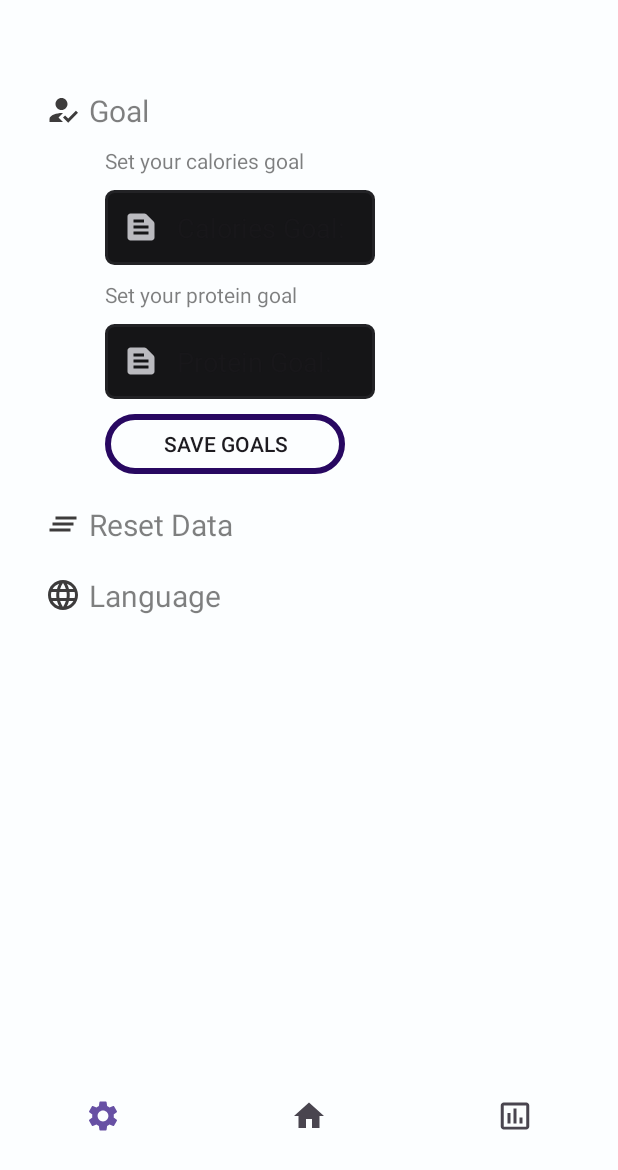
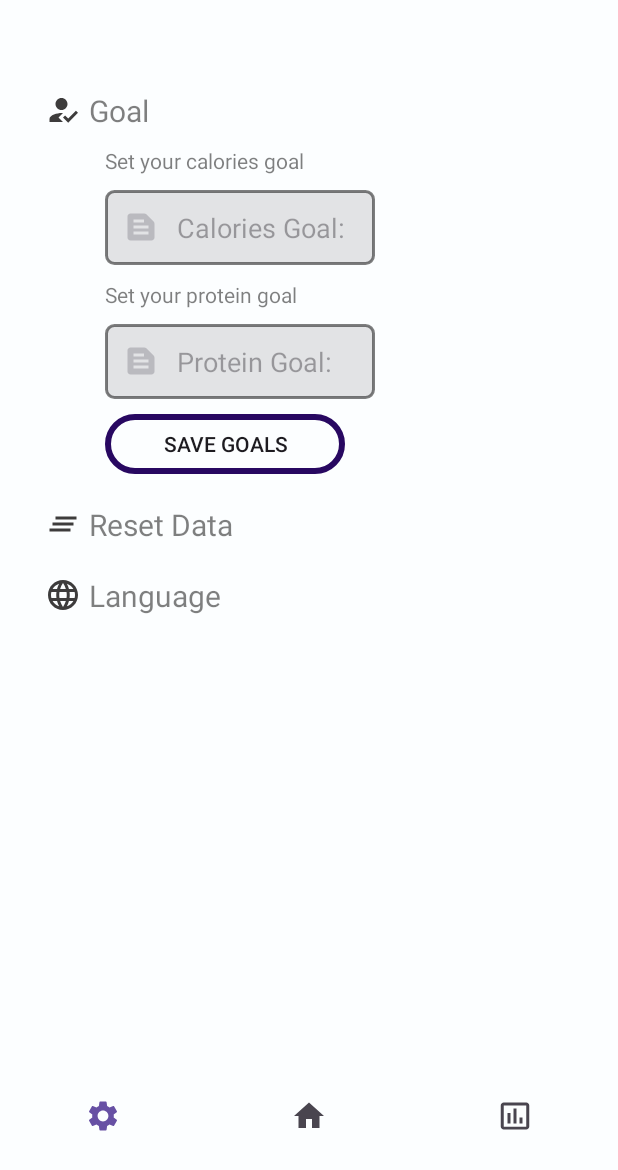
Before and after one commit to OririIre/CaloryCounter, an Android app: the screen it shows after launch (MainActivity), after a tap on "Goal", on a phone screen of 412 x 824 dp. Shown: the top 1170 px of the screen. Run offline under Robolectric (Android 15) with nearby library versions, the phone set to English and light mode, and no system bars.

Commit message:
themes updates 05

```diff
--- /dev/null
+++ b/app/src/main/res/drawable/custom_edit_text_light.xml
@@ -0,0 +1,22 @@
+<?xml version="1.0" encoding="utf-8"?>
+<selector xmlns:android="http://schemas.android.com/apk/res/android">
+
+    <!--the outline box turns to green when the edit text is in focus-->
+    <item android:state_enabled="true" android:state_focused="true">
+        <shape android:shape="rectangle">
+            <corners android:radius="5dp" />
+            <solid android:color="@color/white_low_transparency" />
+            <stroke android:width="2dp" android:color="@color/primaryColor" />
+        </shape>
+    </item>
+
+    <!--the outline box turns to grey when the edit text is out of focus-->
+    <item android:state_enabled="true">
+        <shape android:shape="rectangle">
+            <corners android:radius="5dp" />
+            <solid android:color="@color/white_low_transparency" />
+            <stroke android:width="2dp" android:color="@color/transparentBlack" />
+        </shape>
+    </item>
+
+</selector>
--- /dev/null
+++ b/app/src/main/res/drawable/custom_textview_border_light.xml
@@ -0,0 +1,6 @@
+<?xml version="1.0" encoding="utf-8"?>
+<shape xmlns:android="http://schemas.android.com/apk/res/android">
+        <corners android:radius="5dp" />
+        <solid android:color="@color/white_low_transparency" />
+        <stroke android:width="2dp" android:color="@color/primaryColor" />
+</shape>
--- a/app/src/main/res/layout/fragment_chart.xml
+++ b/app/src/main/res/layout/fragment_chart.xml
@@ -25,7 +25,7 @@
             android:orientation="vertical"
             android:layout_width="match_parent"
             android:layout_height="wrap_content"
-            android:background="@color/almostDarkestGrey">
+            android:background="?attr/header">
 
             <TextView
                 android:layout_width="wrap_content"
@@ -35,7 +35,7 @@
                 android:textSize="20sp"
                 android:padding="10dp"
                 android:drawablePadding="10dp"
-                android:background="@color/almostDarkestGrey"
+                android:background="@color/transparent"
                 app:drawableStartCompat="@drawable/baseline_history_24"/>
 
         </FrameLayout>
--- a/app/src/main/res/layout/fragment_settings.xml
+++ b/app/src/main/res/layout/fragment_settings.xml
@@ -52,7 +52,7 @@
                 android:layout_marginTop="10dp"
                 android:autofillHints=""
                 android:drawableStart="@drawable/baseline_text_snippet_24"
-                android:background="@drawable/custom_edit_text"
+                android:background="?attr/custom_edit_text"
                 android:drawablePadding="12dp"
                 android:imeOptions="actionSend"
                 android:paddingStart="12dp"
@@ -75,7 +75,7 @@
                 android:layout_marginTop="10dp"
                 android:autofillHints=""
                 android:drawableStart="@drawable/baseline_text_snippet_24"
-                android:background="@drawable/custom_edit_text"
+                android:background="?attr/custom_edit_text"
                 android:drawablePadding="12dp"
                 android:imeOptions="actionSend"
                 android:paddingStart="12dp"
@@ -216,7 +216,6 @@
                 android:layout_width="180dp"
                 android:layout_height="wrap_content"
                 android:layout_marginStart="50dp"
-                android:textColor="@color/white"
                 android:spinnerMode="dropdown" />
 
             <TextView
@@ -229,7 +228,6 @@
                 android:id="@+id/appLanguageDropdown"
                 android:layout_width="180dp"
                 android:layout_height="wrap_content"
-                android:textColor="@color/white"
                 android:layout_marginStart="50dp"
                 android:spinnerMode="dropdown" />
 
--- a/app/src/main/res/layout/history_layout.xml
+++ b/app/src/main/res/layout/history_layout.xml
@@ -12,7 +12,7 @@
         android:orientation="vertical"
         android:layout_width="match_parent"
         android:layout_height="wrap_content"
-        android:background="@color/almostDarkestGrey">
+        android:background="?attr/header">
 
         <TextView
             android:id="@+id/headline"
@@ -24,7 +24,7 @@
             android:textColor="@color/white"
             android:padding="15dp"
             android:drawablePadding="10dp"
-            android:background="@color/almostDarkestGrey"
+            android:background="@color/transparent"
             app:drawableStartCompat="@drawable/baseline_history_24"/>
 
     </FrameLayout>
--- a/app/src/main/res/values/styles.xml
+++ b/app/src/main/res/values/styles.xml
@@ -2,4 +2,7 @@
 <resources>
     <attr name="progress_circular" format="reference"/>
     <attr name="progressbar" format="reference"/>
+    <attr name="header" format="reference"/>
+    <attr name="custom_edit_text" format="reference"/>
+    <attr name="selection_box" format="reference"/>
 </resources>
--- a/app/src/main/res/values/themes.xml
+++ b/app/src/main/res/values/themes.xml
@@ -9,6 +9,10 @@
         <item name="materialButtonStyle">@style/HistoryButton_Light</item>
         <item name="progress_circular">@drawable/circle_shape_light</item>
         <item name="progressbar">@drawable/progressbar_light</item>
+        <item name="header">@color/white_low_transparency</item>
+        <item name="spinnerStyle">@style/SpinnerStyle</item>
+        <item name="custom_edit_text">@drawable/custom_edit_text_light</item>
+        <item name="selection_box">@drawable/custom_textview_border_light</item>
     </style>
 
     <style name="BottomSheetDialogTheme" parent="Theme.Design.Light.BottomSheetDialog">
@@ -38,8 +42,7 @@
         <item name="android:textColorHint">@color/transparentBlack</item>
     </style>
 
-    <style name="ProgressBarBackground_Light">
-        <item name="android:progressBarStyle">?android:attr/progressBarStyleHorizontal</item>
+    <style name="SpinnerStyle">
+        <item name="android:textColor">@color/transparentBlack</item>
     </style>
-
 </resources>
```
Also changed, not shown: app/src/main/java/com/example/calorycounter/home/dialogs/FreeAddDialog.kt (+7 -2 lines), app/src/main/res/layout/free_add_layout.xml (+4 -6 lines), app/src/main/res/layout/meals_layout.xml (+6 -6 lines), app/src/main/res/values-night/themes.xml (+3 -7 lines).
